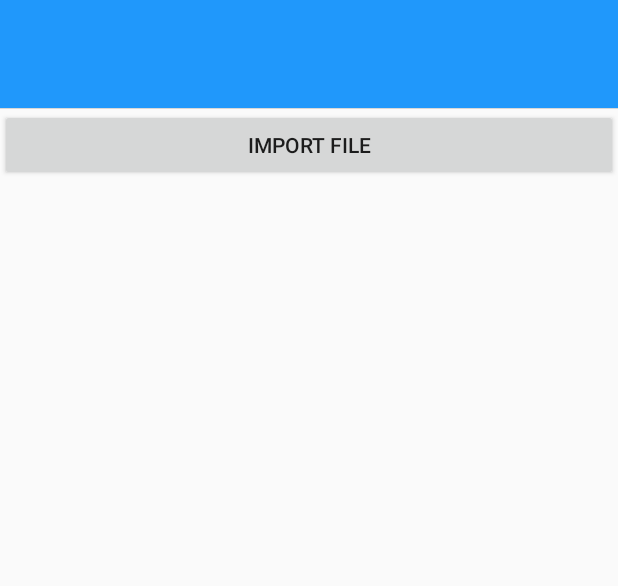
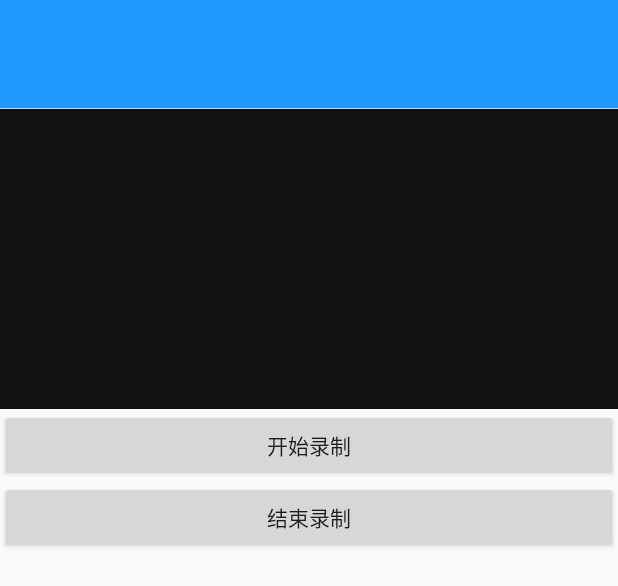
Before and after one commit to jk08039527/framework, an Android app: the layout activity_main.xml on its own in the app's theme, with its tools: preview values and no code run, on a phone screen of 412 x 824 dp. Shown: the top 586 px of the screen. Run offline under Robolectric (Android 15) with nearby library versions, the phone set to English and light mode, and no system bars.

Commit message:
原来真心送出爱是这么简单

```diff
--- a/app/src/main/AndroidManifest.xml
+++ b/app/src/main/AndroidManifest.xml
@@ -1,6 +1,8 @@
 <?xml version="1.0" encoding="utf-8"?>
 <manifest xmlns:android="http://schemas.android.com/apk/res/android"
     xmlns:tools="http://schemas.android.com/tools">
+
+    <uses-permission android:name="android.permission.RECORD_AUDIO"/>
 
     <application
         android:allowBackup="true"
--- /dev/null
+++ b/app/src/main/java/com/jerry/myframwork/view/WaveView.java
@@ -0,0 +1,50 @@
+package com.jerry.myframwork.view;
+
+import android.content.Context;
+import android.graphics.Canvas;
+import android.graphics.Paint;
+import android.util.AttributeSet;
+import android.view.View;
+
+public class WaveView extends View {
+
+    private final Paint paint = new Paint();
+    private float[] points = new float[0];
+
+
+    public WaveView(Context c, AttributeSet a) {
+        super(c, a);
+        paint.setStrokeWidth(2f);
+        paint.setColor(0xff00aaFF);
+    }
+
+
+    public void updateWaveform(byte[] data, int len) {
+        int size = len / 2;
+        if (points.length != size) {
+            points = new float[size];
+        }
+
+        for (int i = 0; i < size; i++) {
+            int v = (short) ((data[i * 2] & 0xff) | (data[i * 2 + 1] << 8));
+            points[i] = v / 32768f;
+        }
+        postInvalidate();
+    }
+
+
+    @Override
+    protected void onDraw(Canvas canvas) {
+        super.onDraw(canvas);
+        float mid = getHeight() / 2f;
+        float w = (float) getWidth();
+        float step = w / points.length;
+
+        float x = 0;
+        for (float point : points) {
+            float y = mid + point * mid;
+            canvas.drawLine(x, mid, x, y, paint);
+            x += step;
+        }
+    }
+}
--- a/app/src/main/res/layout/activity_main.xml
+++ b/app/src/main/res/layout/activity_main.xml
@@ -8,16 +8,21 @@
 
     <View style="@style/horizontal_line_style" />
 
+    <com.jerry.myframwork.view.WaveView
+        android:id="@+id/waveView"
+        android:layout_width="match_parent"
+        android:layout_height="200dp"
+        android:background="#111" />
+
     <Button
-        android:id="@+id/btn_read"
+        android:id="@+id/btn_start"
         android:layout_width="match_parent"
         android:layout_height="wrap_content"
-        android:text="@string/import_file" />
+        android:text="@string/start_recorder" />
     <Button
-        android:id="@+id/btn_export"
+        android:id="@+id/btn_stop"
         android:layout_width="match_parent"
         android:layout_height="wrap_content"
-        android:text="@string/export"
-        android:visibility="gone" />
+        android:text="@string/stop_recorder" />
 
 </LinearLayout>
--- a/app/src/main/res/values/strings.xml
+++ b/app/src/main/res/values/strings.xml
@@ -1,4 +1,4 @@
-<resources>
+<resources xmlns:tools="http://schemas.android.com/tools" tools:ignore="MissingTranslation">
     <string name="app_name">VeoAs</string>
     <string name="accessibility_service_description">Run Assistant</string>
     <string name="history">history</string>
@@ -15,5 +15,7 @@
     <string name="got_it">Got it</string>
     <string name="export_path">Export path: %1$s</string>
     <string name="log_open">Logging Enabled</string>
+    <string name="start_recorder">开始录制</string>
+    <string name="stop_recorder">结束录制</string>
 
 </resources>
```
Also changed, not shown: app/src/main/java/com/jerry/myframwork/MainActivity.java (+86 -43 lines), app/src/main/res/layout/activity_config.xml (deleted, +0 -22 lines), app/src/main/res/layout/item_config.xml (deleted, +0 -19 lines), app/src/main/res/layout/item_text.xml (deleted, +0 -20 lines).
